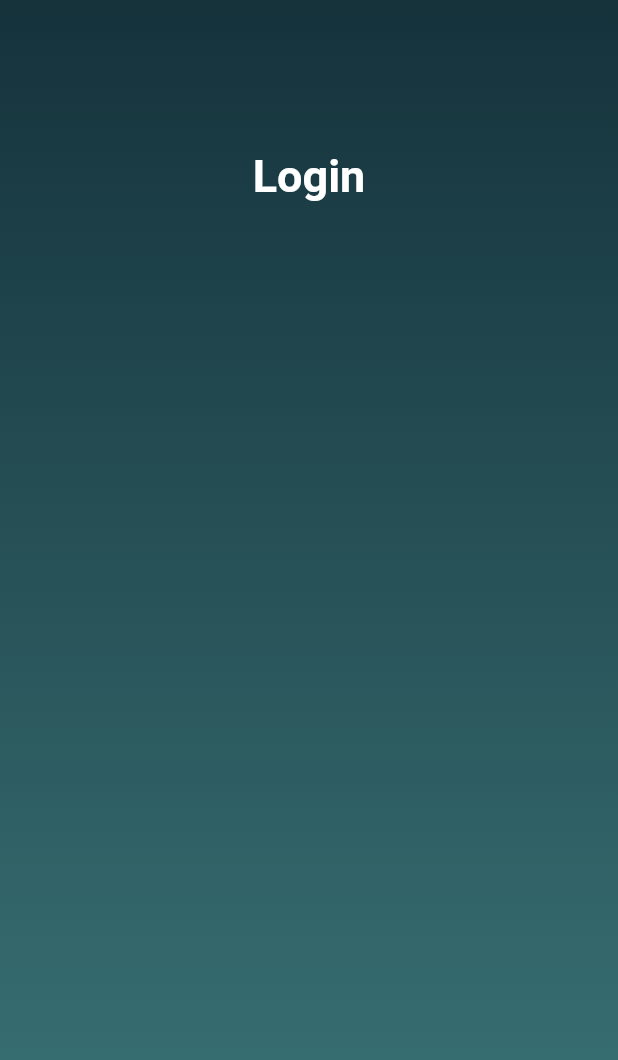
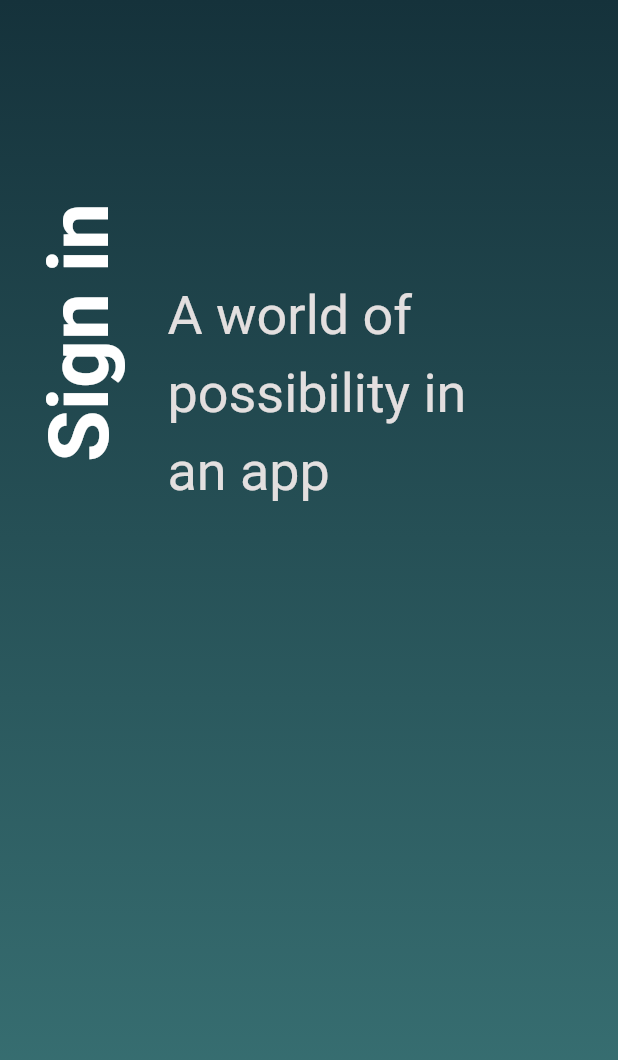
Before and after one commit to sxjal/GoogleAuth, a Flutter app: the screen it shows after launch, on a phone screen of 412 x 824 dp. Shown: the top 1060 px of the screen. Run offline on Flutter 3.47's test engine with Material 2 defaults, Android fonts, the phone set to English and light mode, and no system bars.

Commit message:
front page

```diff
--- a/lib/pages/login.dart
+++ b/lib/pages/login.dart
@@ -21,15 +21,73 @@ class LoginScreen extends StatelessWidget {
         ),
         child: Column(
           children: [
+            SizedBox(
+              height: MediaQuery.of(context).size.height * 0.1,
+            ),
             Container(
-              margin: const EdgeInsets.only(top: 100),
-              child: const Text(
-                "Login",
-                style: TextStyle(
-                  fontSize: 30,
-                  fontWeight: FontWeight.bold,
-                  color: Colors.white,
-                ),
+              margin: const EdgeInsets.all(20),
+              child: Row(
+                children: [
+                  const RotatedBox(
+                    quarterTurns: 3,
+                    child: Text(
+                      "Sign in",
+                      style: TextStyle(
+                        color: Color.fromARGB(255, 255, 255, 255),
+                        fontSize: 56,
+                        fontWeight: FontWeight.bold,
+                      ),
+                    ),
+                  ),
+                  SizedBox(
+                    width: MediaQuery.of(context).size.width * 0.05,
+                  ),
+                  Column(
+                    mainAxisAlignment: MainAxisAlignment.start,
+                    crossAxisAlignment: CrossAxisAlignment.start,
+                    children: [
+                      Container(
+                        height: MediaQuery.of(context).size.height * 0.1,
+                      ),
+                      Container(
+                        margin: const EdgeInsets.all(5),
+                        child: const Text(
+                          "A world of",
+                          textAlign: TextAlign.start,
+                          style: TextStyle(
+                            color: Color.fromARGB(255, 227, 223, 223),
+                            fontSize: 36,
+                            fontWeight: FontWeight.w400,
+                          ),
+                        ),
+                      ),
+                      Container(
+                        margin: const EdgeInsets.all(5),
+                        child: const Text(
+                          "possibility in",
+                          textAlign: TextAlign.start,
+                          style: TextStyle(
+                            color: Color.fromARGB(255, 227, 223, 223),
+                            fontSize: 36,
+                            fontWeight: FontWeight.w400,
+                          ),
+                        ),
+                      ),
+                      Container(
+                        margin: const EdgeInsets.all(5),
+                        child: const Text(
+                          "an app",
+                          textAlign: TextAlign.start,
+                          style: TextStyle(
+                            color: Color.fromARGB(255, 227, 223, 223),
+                            fontSize: 36,
+                            fontWeight: FontWeight.w400,
+                          ),
+                        ),
+                      ),
+                    ],
+                  ),
+                ],
               ),
             ),
           ],
--- a/pubspec.yaml
+++ b/pubspec.yaml
@@ -35,6 +35,7 @@ dependencies:
   # The following adds the Cupertino Icons font to your application.
   # Use with the CupertinoIcons class for iOS style icons.
   cupertino_icons: ^1.0.2
+  google_fonts: ^5.1.0
 
 dev_dependencies:
   flutter_test:
```
Also changed, not shown: pubspec.lock, 7 other files.
